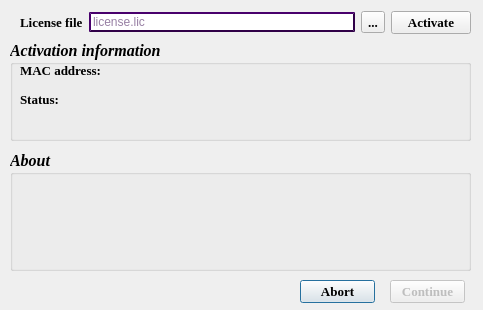
Qt form authorization.ui (JonahY/AE_GUI) before a commit.
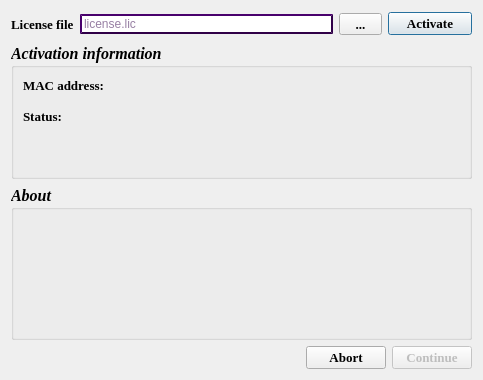
The same form after that commit. Icons and pictures are not drawn.

```diff
--- a/authorization.ui
+++ b/authorization.ui
@@ -7,9 +7,21 @@
     <x>0</x>
     <y>0</y>
     <width>483</width>
-    <height>310</height>
+    <height>380</height>
    </rect>
   </property>
+  <property name="sizePolicy">
+   <sizepolicy hsizetype="Fixed" vsizetype="Fixed">
+    <horstretch>0</horstretch>
+    <verstretch>0</verstretch>
+   </sizepolicy>
+  </property>
+  <property name="minimumSize">
+   <size>
+    <width>483</width>
+    <height>380</height>
+   </size>
+  </property>
   <property name="windowTitle">
    <string>Activation</string>
   </property>
@@ -26,14 +38,90 @@
   <property name="sizeGripEnabled">
    <bool>false</bool>
   </property>
+  <layout class="QGridLayout" name="gridLayout_2">
+   <item row="0" column="0">
+    <layout class="QVBoxLayout" name="verticalLayout" stretch="1,3,6,1">
+     <item>
+      <layout class="QHBoxLayout" name="horizontalLayout_2" stretch="1,6,1,2">
+       <item>
+        <widget class="QLabel" name="label">
+         <property name="sizePolicy">
+          <sizepolicy hsizetype="Expanding" vsizetype="Expanding">
+           <horstretch>0</horstretch>
+           <verstretch>0</verstretch>
+          </sizepolicy>
+         </property>
+         <property name="font">
+          <font>
+           <family>Times New Roman</family>
+           <pointsize>10</pointsize>
+           <weight>75</weight>
+           <bold>true</bold>
+          </font>
+         </property>
+         <property name="text">
+          <string>License file</string>
+         </property>
+        </widget>
+       </item>
+       <item>
+        <widget class="QLineEdit" name="license_file">
+         <property name="placeholderText">
+          <string>license.lic</string>
+         </property>
+        </widget>
+       </item>
+       <item>
+        <widget class="QToolButton" name="show_license">
+         <property name="sizePolicy">
+          <sizepolicy hsizetype="Expanding" vsizetype="Fixed">
+           <horstretch>0</horstretch>
+           <verstretch>0</verstretch>
+          </sizepolicy>
+         </property>
+         <property name="font">
+          <font>
+           <family>Times New Roman</family>
+           <pointsize>10</pointsize>
+           <weight>75</weight>
+           <bold>true</bold>
+          </font>
+         </property>
+         <property name="text">
+          <string>...</string>
+         </property>
+        </widget>
+       </item>
+       <item>
+        <widget class="QPushButton" name="activate">
+         <property name="sizePolicy">
+          <sizepolicy hsizetype="Expanding" vsizetype="Fixed">
+           <horstretch>0</horstretch>
+           <verstretch>0</verstretch>
+          </sizepolicy>
+         </property>
+         <property name="font">
+          <font>
+           <family>Times New Roman</family>
+           <pointsize>10</pointsize>
+           <weight>75</weight>
+           <bold>true</bold>
+          </font>
+         </property>
+         <property name="text">
+          <string>Activate</string>
+         </property>
+        </widget>
+       </item>
+      </layout>
+     </item>
+     <item>
   <widget class="QGroupBox" name="groupBox">
-   <property name="geometry">
-    <rect>
-     <x>10</x>
-     <y>40</y>
-     <width>461</width>
-     <height>101</height>
-    </rect>
+       <property name="sizePolicy">
+        <sizepolicy hsizetype="Expanding" vsizetype="Expanding">
+         <horstretch>0</horstretch>
+         <verstretch>0</verstretch>
+        </sizepolicy>
    </property>
    <property name="font">
     <font>
@@ -47,18 +135,19 @@
    <property name="title">
     <string>Activation information</string>
    </property>
-   <widget class="QWidget" name="layoutWidget">
-    <property name="geometry">
-     <rect>
-      <x>10</x>
-      <y>20</y>
-      <width>241</width>
-      <height>20</height>
-     </rect>
-    </property>
-    <layout class="QHBoxLayout" name="horizontalLayout">
+       <layout class="QGridLayout" name="gridLayout_3">
+        <item row="0" column="0">
+         <layout class="QVBoxLayout" name="verticalLayout_2">
+          <item>
+           <layout class="QHBoxLayout" name="horizontalLayout" stretch="3,10">
      <item>
       <widget class="QLabel" name="label_2">
+              <property name="sizePolicy">
+               <sizepolicy hsizetype="Expanding" vsizetype="Preferred">
+                <horstretch>0</horstretch>
+                <verstretch>0</verstretch>
+               </sizepolicy>
+              </property>
        <property name="font">
         <font>
          <family>Times New Roman</family>
@@ -74,25 +163,32 @@
      </item>
      <item>
       <widget class="QLineEdit" name="mac">
+              <property name="sizePolicy">
+               <sizepolicy hsizetype="Expanding" vsizetype="Expanding">
+                <horstretch>0</horstretch>
+                <verstretch>0</verstretch>
+               </sizepolicy>
+              </property>
        <property name="readOnly">
         <bool>true</bool>
        </property>
       </widget>
      </item>
     </layout>
-   </widget>
-   <widget class="QWidget" name="layoutWidget">
-    <property name="geometry">
-     <rect>
-      <x>10</x>
-      <y>50</y>
-      <width>441</width>
-      <height>41</height>
-     </rect>
-    </property>
-    <layout class="QGridLayout" name="gridLayout">
+          </item>
+          <item>
+           <layout class="QGridLayout" name="gridLayout" rowstretch="0,0" columnstretch="1,7">
+            <property name="verticalSpacing">
+             <number>0</number>
+            </property>
      <item row="0" column="0">
       <widget class="QLabel" name="label_3">
+              <property name="sizePolicy">
+               <sizepolicy hsizetype="Expanding" vsizetype="Preferred">
+                <horstretch>0</horstretch>
+                <verstretch>0</verstretch>
+               </sizepolicy>
+              </property>
        <property name="font">
         <font>
          <family>Times New Roman</family>
@@ -108,22 +204,164 @@
      </item>
      <item row="0" column="1" rowspan="2">
       <widget class="QTextEdit" name="activate_status">
+              <property name="verticalScrollBarPolicy">
+               <enum>Qt::ScrollBarAsNeeded</enum>
+              </property>
+              <property name="horizontalScrollBarPolicy">
+               <enum>Qt::ScrollBarAsNeeded</enum>
+              </property>
+              <property name="sizeAdjustPolicy">
+               <enum>QAbstractScrollArea::AdjustToContents</enum>
+              </property>
        <property name="readOnly">
         <bool>true</bool>
        </property>
+              <property name="html">
+               <string>&lt;!DOCTYPE HTML PUBLIC &quot;-//W3C//DTD HTML 4.0//EN&quot; &quot;http://www.w3.org/TR/REC-html40/strict.dtd&quot;&gt;
+&lt;html&gt;&lt;head&gt;&lt;meta name=&quot;qrichtext&quot; content=&quot;1&quot; /&gt;&lt;style type=&quot;text/css&quot;&gt;
+p, li { white-space: pre-wrap; }
+&lt;/style&gt;&lt;/head&gt;&lt;body style=&quot; font-family:'Verdana'; font-size:10pt; font-weight:72; font-style:normal;&quot;&gt;
+&lt;p style=&quot;-qt-paragraph-type:empty; margin-top:0px; margin-bottom:0px; margin-left:0px; margin-right:0px; -qt-block-indent:0; text-indent:0px;&quot;&gt;&lt;br /&gt;&lt;/p&gt;&lt;/body&gt;&lt;/html&gt;</string>
+              </property>
       </widget>
      </item>
     </layout>
-   </widget>
-  </widget>
+          </item>
+         </layout>
+        </item>
+       </layout>
+      </widget>
+     </item>
+     <item>
+      <widget class="QGroupBox" name="about">
+       <property name="sizePolicy">
+        <sizepolicy hsizetype="Expanding" vsizetype="Expanding">
+         <horstretch>0</horstretch>
+         <verstretch>0</verstretch>
+        </sizepolicy>
+       </property>
+       <property name="font">
+        <font>
+         <family>Times New Roman</family>
+         <pointsize>12</pointsize>
+         <weight>75</weight>
+         <italic>true</italic>
+         <bold>true</bold>
+        </font>
+       </property>
+       <property name="title">
+        <string>About</string>
+       </property>
+       <layout class="QGridLayout" name="gridLayout_4">
+        <item row="0" column="0">
+         <layout class="QHBoxLayout" name="horizontalLayout_4" stretch="30,5,4">
+          <item>
+           <widget class="QTextEdit" name="information">
+            <property name="sizeAdjustPolicy">
+             <enum>QAbstractScrollArea::AdjustToContents</enum>
+            </property>
+            <property name="readOnly">
+             <bool>true</bool>
+            </property>
+            <property name="html">
+             <string>&lt;!DOCTYPE HTML PUBLIC &quot;-//W3C//DTD HTML 4.0//EN&quot; &quot;http://www.w3.org/TR/REC-html40/strict.dtd&quot;&gt;
+&lt;html&gt;&lt;head&gt;&lt;meta name=&quot;qrichtext&quot; content=&quot;1&quot; /&gt;&lt;style type=&quot;text/css&quot;&gt;
+p, li { white-space: pre-wrap; }
+&lt;/style&gt;&lt;/head&gt;&lt;body style=&quot; font-family:'Verdana'; font-size:10pt; font-weight:72; font-style:normal;&quot;&gt;
+&lt;p style=&quot;-qt-paragraph-type:empty; margin-top:0px; margin-bottom:0px; margin-left:0px; margin-right:0px; -qt-block-indent:0; text-indent:0px;&quot;&gt;&lt;br /&gt;&lt;/p&gt;&lt;/body&gt;&lt;/html&gt;</string>
+            </property>
+           </widget>
+          </item>
+          <item>
+           <widget class="QLabel" name="label_5">
+            <property name="sizePolicy">
+             <sizepolicy hsizetype="Expanding" vsizetype="Expanding">
+              <horstretch>0</horstretch>
+              <verstretch>0</verstretch>
+             </sizepolicy>
+            </property>
+            <property name="maximumSize">
+             <size>
+              <width>80</width>
+              <height>70</height>
+             </size>
+            </property>
+            <property name="text">
+             <string/>
+            </property>
+            <property name="pixmap">
+             <pixmap resource="resource.qrc">:/XJTU.gif</pixmap>
+            </property>
+            <property name="scaledContents">
+             <bool>true</bool>
+            </property>
+           </widget>
+          </item>
+          <item>
+           <widget class="QLabel" name="label_4">
+            <property name="sizePolicy">
+             <sizepolicy hsizetype="Expanding" vsizetype="Expanding">
+              <horstretch>0</horstretch>
+              <verstretch>0</verstretch>
+             </sizepolicy>
+            </property>
+            <property name="maximumSize">
+             <size>
+              <width>60</width>
+              <height>70</height>
+             </size>
+            </property>
+            <property name="text">
+             <string/>
+            </property>
+            <property name="pixmap">
+             <pixmap resource="resource.qrc">:/MSE.gif</pixmap>
+            </property>
+            <property name="scaledContents">
+             <bool>true</bool>
+            </property>
+           </widget>
+          </item>
+         </layout>
+        </item>
+       </layout>
+      </widget>
+     </item>
+     <item>
+      <layout class="QHBoxLayout" name="horizontalLayout_3" stretch="2,2,1,1">
+       <item>
+        <spacer name="horizontalSpacer">
+         <property name="orientation">
+          <enum>Qt::Horizontal</enum>
+         </property>
+         <property name="sizeHint" stdset="0">
+          <size>
+           <width>40</width>
+           <height>20</height>
+          </size>
+         </property>
+        </spacer>
+       </item>
+       <item>
+        <spacer name="horizontalSpacer_2">
+         <property name="orientation">
+          <enum>Qt::Horizontal</enum>
+         </property>
+         <property name="sizeHint" stdset="0">
+          <size>
+           <width>40</width>
+           <height>20</height>
+          </size>
+         </property>
+        </spacer>
+       </item>
+       <item>
   <widget class="QPushButton" name="abort">
-   <property name="geometry">
-    <rect>
-     <x>300</x>
-     <y>280</y>
-     <width>75</width>
-     <height>23</height>
-    </rect>
+         <property name="sizePolicy">
+          <sizepolicy hsizetype="Expanding" vsizetype="Fixed">
+           <horstretch>0</horstretch>
+           <verstretch>0</verstretch>
+          </sizepolicy>
    </property>
    <property name="font">
     <font>
@@ -137,17 +375,17 @@
     <string>Abort</string>
    </property>
   </widget>
+       </item>
+       <item>
   <widget class="QPushButton" name="enter">
    <property name="enabled">
     <bool>false</bool>
    </property>
-   <property name="geometry">
-    <rect>
-     <x>390</x>
-     <y>280</y>
-     <width>75</width>
-     <height>23</height>
-    </rect>
+         <property name="sizePolicy">
+          <sizepolicy hsizetype="Expanding" vsizetype="Fixed">
+           <horstretch>0</horstretch>
+           <verstretch>0</verstretch>
+          </sizepolicy>
    </property>
    <property name="font">
     <font>
@@ -161,151 +399,15 @@
     <string>Continue</string>
    </property>
   </widget>
-  <widget class="QGroupBox" name="about">
-   <property name="geometry">
-    <rect>
-     <x>10</x>
-     <y>150</y>
-     <width>461</width>
-     <height>121</height>
-    </rect>
-   </property>
-   <property name="font">
-    <font>
-     <family>Times New Roman</family>
-     <pointsize>12</pointsize>
-     <weight>75</weight>
-     <italic>true</italic>
-     <bold>true</bold>
-    </font>
-   </property>
-   <property name="title">
-    <string>About</string>
-   </property>
-   <widget class="QTextEdit" name="information">
-    <property name="geometry">
-     <rect>
-      <x>10</x>
-      <y>21</y>
-      <width>441</width>
-      <height>91</height>
-     </rect>
-    </property>
-    <property name="readOnly">
-     <bool>true</bool>
-    </property>
-    <property name="html">
-     <string>&lt;!DOCTYPE HTML PUBLIC &quot;-//W3C//DTD HTML 4.0//EN&quot; &quot;http://www.w3.org/TR/REC-html40/strict.dtd&quot;&gt;
-&lt;html&gt;&lt;head&gt;&lt;meta name=&quot;qrichtext&quot; content=&quot;1&quot; /&gt;&lt;style type=&quot;text/css&quot;&gt;
-p, li { white-space: pre-wrap; }
-&lt;/style&gt;&lt;/head&gt;&lt;body style=&quot; font-family:'Verdana'; font-size:10pt; font-weight:72; font-style:normal;&quot;&gt;
-&lt;p style=&quot;-qt-paragraph-type:empty; margin-top:0px; margin-bottom:0px; margin-left:0px; margin-right:0px; -qt-block-indent:0; text-indent:0px;&quot;&gt;&lt;br /&gt;&lt;/p&gt;&lt;/body&gt;&lt;/html&gt;</string>
-    </property>
-   </widget>
-   <widget class="QLabel" name="label_4">
-    <property name="geometry">
-     <rect>
-      <x>380</x>
-      <y>20</y>
-      <width>40</width>
-      <height>50</height>
-     </rect>
-    </property>
-    <property name="text">
-     <string/>
-    </property>
-    <property name="pixmap">
-     <pixmap>../test/MSE.gif</pixmap>
-    </property>
-    <property name="scaledContents">
-     <bool>true</bool>
-    </property>
-   </widget>
-   <widget class="QLabel" name="label_5">
-    <property name="geometry">
-     <rect>
-      <x>325</x>
-      <y>20</y>
-      <width>54</width>
-      <height>50</height>
-     </rect>
-    </property>
-    <property name="text">
-     <string/>
-    </property>
-    <property name="pixmap">
-     <pixmap>../test/XJTU.gif</pixmap>
-    </property>
-    <property name="scaledContents">
-     <bool>true</bool>
-    </property>
-   </widget>
-  </widget>
-  <widget class="QWidget" name="layoutWidget">
-   <property name="geometry">
-    <rect>
-     <x>20</x>
-     <y>10</y>
-     <width>451</width>
-     <height>25</height>
-    </rect>
-   </property>
-   <layout class="QHBoxLayout" name="horizontalLayout_2">
-    <item>
-     <widget class="QLabel" name="label">
-      <property name="font">
-       <font>
-        <family>Times New Roman</family>
-        <pointsize>10</pointsize>
-        <weight>75</weight>
-        <bold>true</bold>
-       </font>
-      </property>
-      <property name="text">
-       <string>License file</string>
-      </property>
-     </widget>
-    </item>
-    <item>
-     <widget class="QLineEdit" name="license_file">
-      <property name="placeholderText">
-       <string>license.lic</string>
-      </property>
-     </widget>
-    </item>
-    <item>
-     <widget class="QToolButton" name="show_license">
-      <property name="font">
-       <font>
-        <family>Times New Roman</family>
-        <pointsize>10</pointsize>
-        <weight>75</weight>
-        <bold>true</bold>
-       </font>
-      </property>
-      <property name="text">
-       <string>...</string>
-      </property>
-     </widget>
-    </item>
-    <item>
-     <widget class="QPushButton" name="activate">
-      <property name="font">
-       <font>
-        <family>Times New Roman</family>
-        <pointsize>10</pointsize>
-        <weight>75</weight>
-        <bold>true</bold>
-       </font>
-      </property>
-      <property name="text">
-       <string>Activate</string>
-      </property>
-     </widget>
-    </item>
-   </layout>
-  </widget>
- </widget>
- <resources/>
+       </item>
+      </layout>
+     </item>
+    </layout>
+   </item>
+  </layout>
+ </widget>
+ <resources>
+  <include location="resource.qrc"/>
+ </resources>
  <connections/>
 </ui>
```
Left out of the diff: 4 changed lines with no effect on the pictures. Lines whose indentation alone changed are shown as unchanged.
